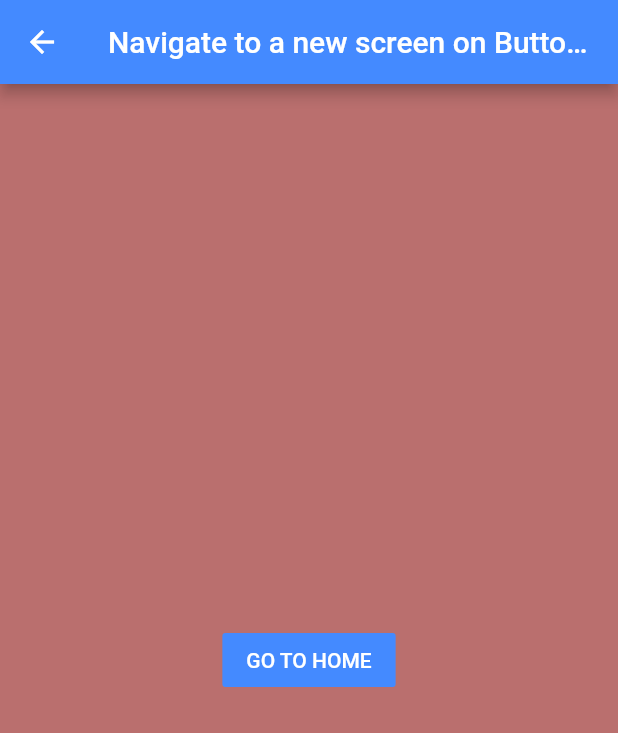
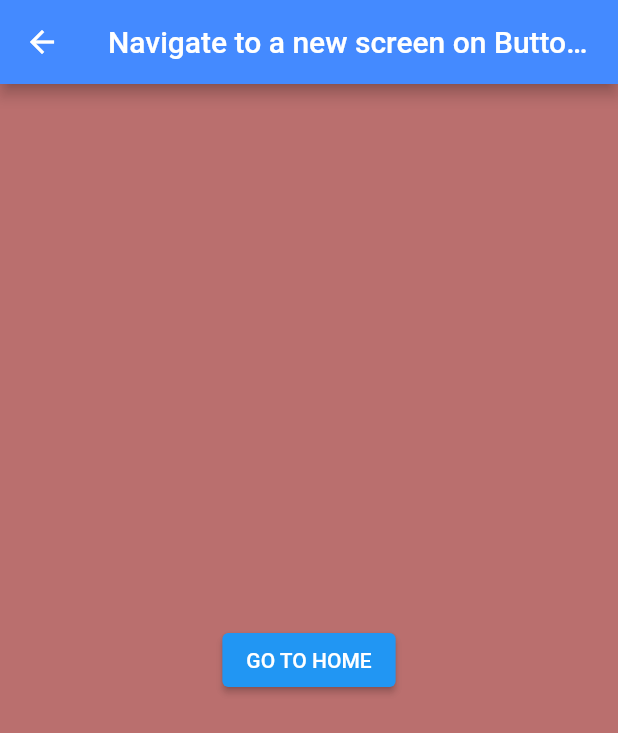
Before and after one commit to prabhum123/flutter_pwa, a Flutter app: the Performances screen opened directly, on a phone screen of 412 x 824 dp. Shown: the top 733 px of the screen. Run offline on Flutter 3.47's test engine with Material 2 defaults, Android fonts, the phone set to English and light mode, and no system bars; missing offline and left inert: dart:html, dart:js.

```diff
--- a/lib/performances.dart
+++ b/lib/performances.dart
@@ -13,13 +13,8 @@ class _PerformancesState extends State<Performances> {
           title: const Text('Navigate to a new screen on Button click'),
           backgroundColor: Colors.blueAccent),
       body: Center(
-        child: FlatButton(
-          color: Colors.blueAccent,
-          textColor: Colors.white,
-          onPressed: () {
-
-
-          },
+        child: ElevatedButton(
+          onPressed: () {},
           child: Text('GO TO HOME'),
         ),
       ),
```
